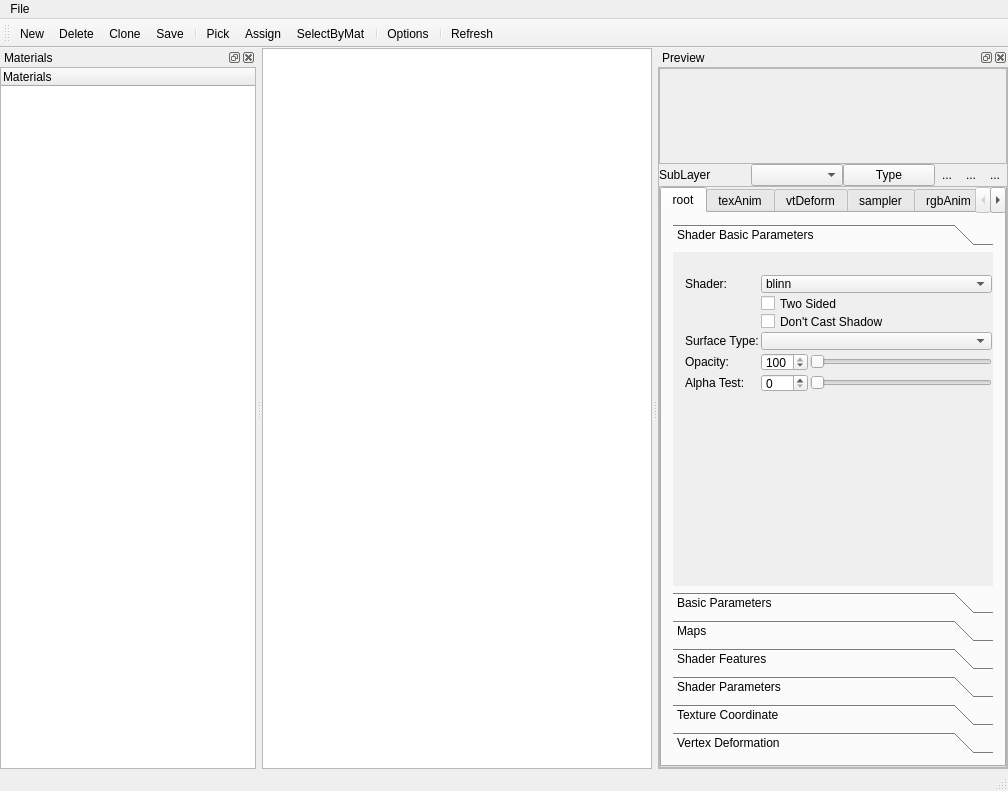
Above: axengine/src/axeditorapp/materialeditor.ui from huangdonghai/axonengine before the change. Below: the same form after it.
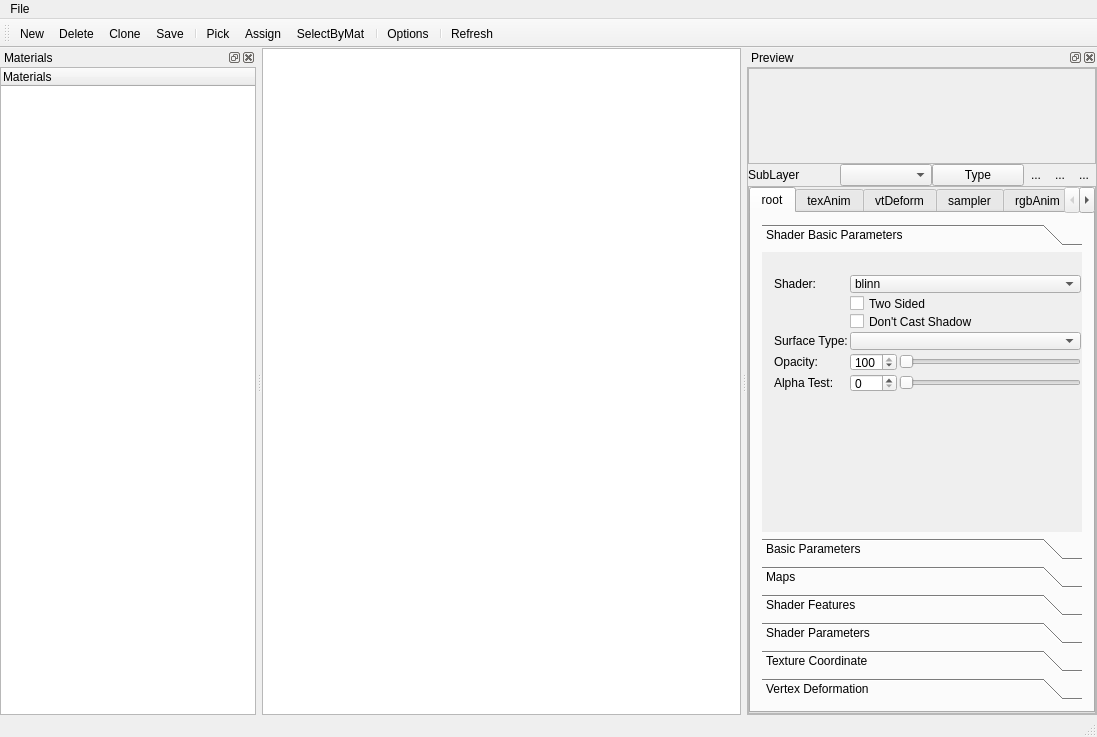
That is the form after the change. The open tabs and pages were chosen to show the change. Icons and pictures are not drawn. Custom widgets are drawn as their Qt base class.

Patch:
```diff
--- a/axengine/src/axeditorapp/materialeditor.ui
+++ b/axengine/src/axeditorapp/materialeditor.ui
@@ -6,8 +6,8 @@
    <rect>
     <x>0</x>
     <y>0</y>
-    <width>1008</width>
-    <height>791</height>
+    <width>1097</width>
+    <height>737</height>
    </rect>
   </property>
   <property name="windowTitle">
@@ -50,8 +50,8 @@
     <rect>
      <x>0</x>
      <y>0</y>
-     <width>1008</width>
-     <height>21</height>
+     <width>1097</width>
+     <height>20</height>
     </rect>
    </property>
    <widget class="QMenu" name="menuFile">
@@ -355,8 +355,8 @@
                       <rect>
                        <x>0</x>
                        <y>0</y>
-                       <width>322</width>
-                       <height>337</height>
+                       <width>98</width>
+                       <height>28</height>
                       </rect>
                      </property>
                      <attribute name="label">
```
Left out of the diff: 14 changed lines with no effect on the pictures.
